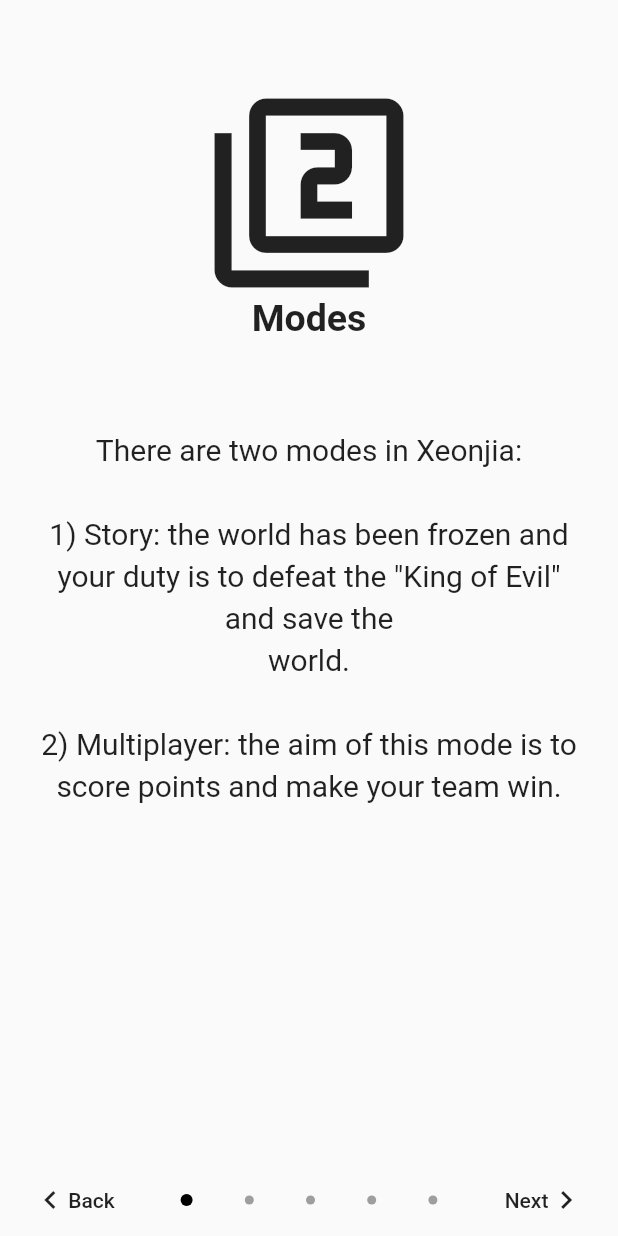
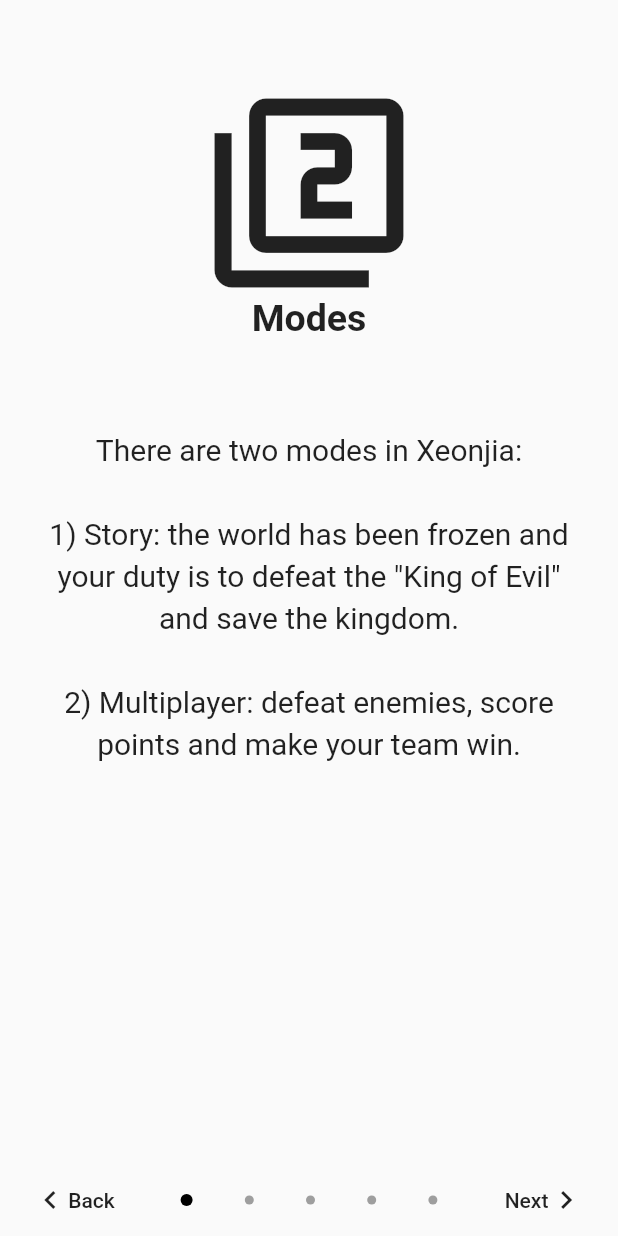
Before and after one commit to Genouka/Xeonjia, a Flutter app: the screen it shows after launch, after a tap on "Next", on a phone screen of 412 x 824 dp. Run offline on Flutter 3.47's test engine with Material 2 defaults, Android fonts, the phone set to English and light mode, and no system bars; our stand-ins replace shared_preferences; missing offline and left inert: flame.

Commit message:
fix: update texts

```diff
--- a/lib/game/components/dynamic/character.dart
+++ b/lib/game/components/dynamic/character.dart
@@ -163,9 +163,9 @@ class CharacterComponent extends DynamicComponent
     if (isPlayerOne) {
       if (itemData.containsKey(itemId)) {
         game.setMessage(Message(
-            '* \$hero puts ${itemData[itemId].name} in the backpack *'));
+            '* \$hero puts ${itemData[itemId].name} in the backpack. *'));
       } else if (itemId.contains('gem_')) {
-        game.setMessage(Message('* \$hero puts the gem in the backpack *'));
+        game.setMessage(Message('* \$hero puts the gem in the backpack. *'));
       }
       game.playSound(Sfx.item);
     }
--- a/lib/game/widgets/no_maps_menu.dart
+++ b/lib/game/widgets/no_maps_menu.dart
@@ -23,9 +23,7 @@ class NoMapsMenu extends StatelessWidget {
               ),
               const Text(
                 'Unfortunately, the next part of the story is not yet available.\n'
-                'Hopefully it will be available soon.\n\n'
-                'In the meantime you can play multiplayer mode or you can support the development of Xeonjia.\n'
-                'If you want to give feedback click below.',
+                'Hopefully it will be available soon.',
                 style: TextStyle(color: Colors.white, fontSize: 32),
                 textAlign: TextAlign.center,
               ),
--- a/lib/ui/screens/arena/widgets/help_dialog.dart
+++ b/lib/ui/screens/arena/widgets/help_dialog.dart
@@ -5,7 +5,7 @@ Widget helpDialog(BuildContext context) {
     title: const Text('Multiplayer Mode', textAlign: TextAlign.center),
     content: const SingleChildScrollView(
       child: Text('''
-The aim of this mode is to score points and make your team win.
+The aim of this mode is to defeat enemies, score points and make your team win.
 
 The rules are simple:
 - The players are organized into two teams.
@@ -14,7 +14,7 @@ The rules are simple:
 
 Your teammates are the red ones.
 
-For now it is possible to play against CPUs.
+For now it's only possible to play against CPUs.
 
 Choose the place to play and configure the game.
 When you are ready press "Play".
--- a/lib/ui/screens/rules/resources/rules.dart
+++ b/lib/ui/screens/rules/resources/rules.dart
@@ -7,17 +7,16 @@ List<Rule> rules() => [
       Rule(
         title: 'X E O N J i A',
         subtitle:
-            'Solve ice puzzles and defeat enemies in an RPG world.\n\nSwipe to right to learn the basic concepts.',
+            'Solve ice puzzles and defeat enemies in an RPG world.\n\nSwipe right to learn the basic concepts.',
         image: 'assets/graphics/icon_black.png',
       ),
       Rule(
         title: 'Modes',
         subtitle: '''There are two modes in Xeonjia:
 
-1) Story: the world has been frozen and your duty is to defeat the "King of Evil" and save the
-world.
+1) Story: the world has been frozen and your duty is to defeat the "King of Evil" and save the kingdom.
 
-2) Multiplayer: the aim of this mode is to score points and make your team win.''',
+2) Multiplayer: defeat enemies, score points and make your team win.''',
         icon: Icons.filter_2,
       ),
       Rule(
```
